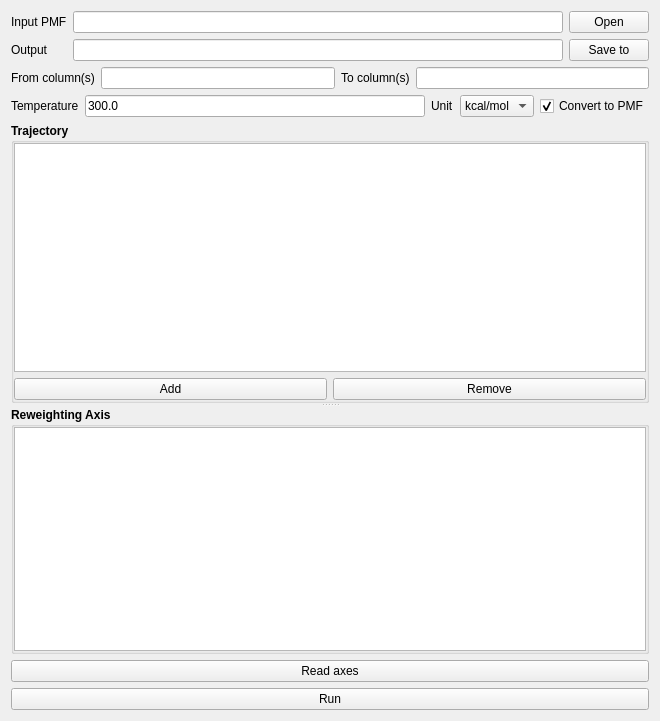
HanatoK/PMFToolBox, file reweightingtab/reweightingtab.ui: the form before one commit.
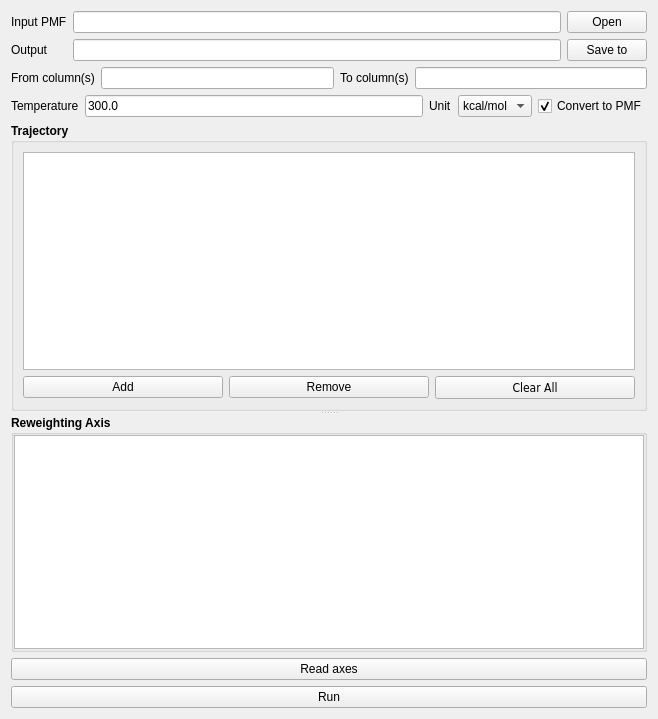
The form after the commit.

What changed in the file:
```diff
--- a/reweightingtab/reweightingtab.ui
+++ b/reweightingtab/reweightingtab.ui
@@ -6,8 +6,8 @@
    <rect>
     <x>0</x>
     <y>0</y>
-    <width>660</width>
-    <height>721</height>
+    <width>658</width>
+    <height>719</height>
    </rect>
   </property>
   <property name="windowTitle">
@@ -89,32 +89,7 @@
        <bool>true</bool>
       </property>
       <layout class="QGridLayout" name="gridLayout_2">
-       <property name="leftMargin">
-        <number>0</number>
-       </property>
-       <property name="topMargin">
-        <number>0</number>
-       </property>
-       <property name="rightMargin">
-        <number>0</number>
-       </property>
-       <property name="bottomMargin">
-        <number>0</number>
-       </property>
-       <item row="1" column="1">
-        <widget class="QPushButton" name="pushButtonRemoveTrajectory">
-         <property name="font">
-          <font>
-           <weight>50</weight>
-           <bold>false</bold>
-          </font>
-         </property>
-         <property name="text">
-          <string>Remove</string>
-         </property>
-        </widget>
-       </item>
-       <item row="0" column="0" colspan="2">
+       <item row="0" column="0" colspan="3">
         <widget class="QListView" name="listViewTrajectory">
          <property name="font">
           <font>
@@ -137,6 +112,33 @@
          </property>
         </widget>
        </item>
+       <item row="1" column="1">
+        <widget class="QPushButton" name="pushButtonRemoveTrajectory">
+         <property name="font">
+          <font>
+           <weight>50</weight>
+           <bold>false</bold>
+          </font>
+         </property>
+         <property name="text">
+          <string>Remove</string>
+         </property>
+        </widget>
+       </item>
+       <item row="1" column="2">
+        <widget class="QPushButton" name="pushButtonClearAll">
+         <property name="font">
+          <font>
+           <family>DejaVu Sans Condensed</family>
+           <weight>50</weight>
+           <bold>false</bold>
+          </font>
+         </property>
+         <property name="text">
+          <string>Clear All</string>
+         </property>
+        </widget>
+       </item>
       </layout>
      </widget>
      <widget class="QGroupBox" name="groupBoxReweightingAxis">
```
